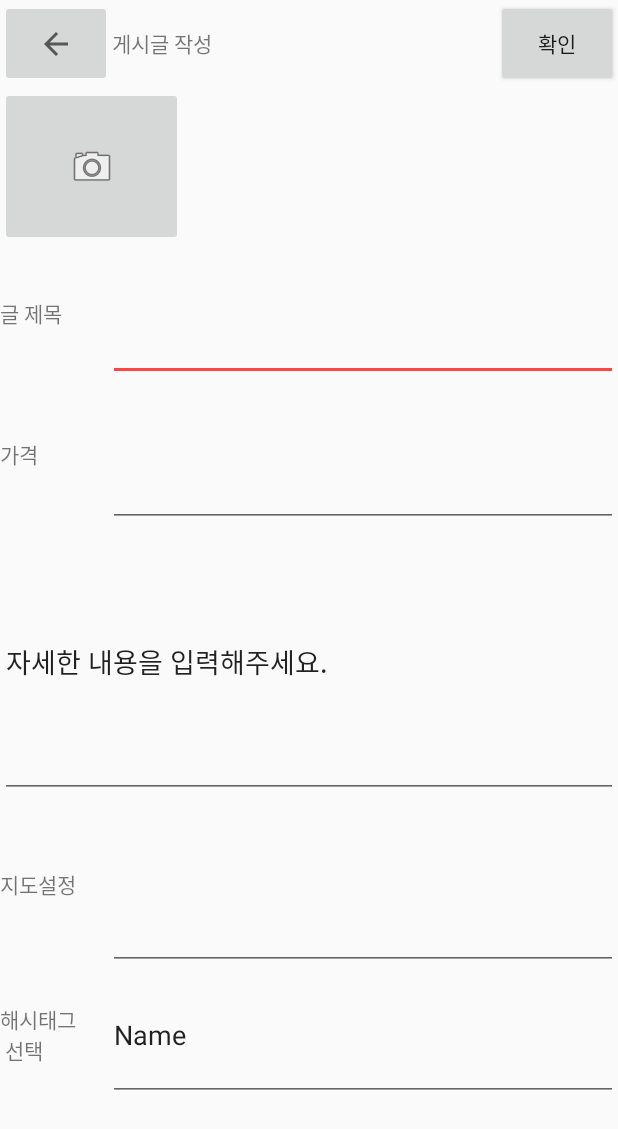
After one commit to Backseungchan/KNUSD-20202-Team5, an Android app: the layout activity_write.xml on its own in the app's theme, with its tools: preview values and no code run, on a phone screen of 412 x 824 dp. The commit adds this screen. Shown: the top 1129 px of the screen. Run offline under Robolectric (Android 15) with nearby library versions, the phone set to English and light mode, and no system bars.

Commit message:
ui merge
bulletin board ui
search ui
view ui
write ui

```diff
--- a/app/src/main/java/com/example/myfirstapp/MainActivity.java
+++ b/app/src/main/java/com/example/myfirstapp/MainActivity.java
@@ -23,8 +23,4 @@ public class MainActivity extends AppCompatActivity {
         startActivity(intent);
     }
 
-
-
-
-
 }
--- /dev/null
+++ b/app/src/main/res/layout/activity_write.xml
@@ -0,0 +1,190 @@
+<?xml version="1.0" encoding="utf-8"?>
+<android.support.constraint.ConstraintLayout xmlns:android="http://schemas.android.com/apk/res/android"
+    xmlns:app="http://schemas.android.com/apk/res-auto"
+    xmlns:tools="http://schemas.android.com/tools"
+    android:layout_width="match_parent"
+    android:layout_height="match_parent"
+    android:fontFamily="@font/kotra_bold"
+    android:gravity="center_vertical"
+    tools:context=".WriteActivity">
+
+    <LinearLayout
+        android:layout_width="match_parent"
+        android:layout_height="match_parent"
+        android:orientation="vertical"
+        tools:layout_editor_absoluteX="16dp"
+        tools:layout_editor_absoluteY="66dp">
+
+        <LinearLayout
+            android:layout_width="match_parent"
+            android:layout_height="58dp"
+            android:orientation="horizontal">
+
+            <ImageButton
+                android:id="@+id/imageButton6"
+                android:layout_width="17dp"
+                android:layout_height="match_parent"
+                android:layout_weight="1"
+                app:srcCompat="?attr/homeAsUpIndicator" />
+
+            <TextView
+                android:id="@+id/textView"
+                android:layout_width="198dp"
+                android:layout_height="match_parent"
+                android:layout_weight="1"
+                android:fontFamily="@font/kotra_bold"
+                android:gravity="center_vertical"
+                android:text="게시글 작성" />
+
+            <Button
+                android:id="@+id/button4"
+                android:layout_width="23dp"
+                android:layout_height="match_parent"
+                android:layout_weight="1"
+                android:text="확인" />
+        </LinearLayout>
+
+        <LinearLayout
+            android:layout_width="match_parent"
+            android:layout_height="676dp"
+            android:orientation="vertical">
+
+            <LinearLayout
+                android:layout_width="match_parent"
+                android:layout_height="164dp"
+                android:layout_weight="1"
+                android:orientation="horizontal">
+
+                <ImageButton
+                    android:id="@+id/imageButton7"
+                    android:layout_width="139dp"
+                    android:layout_height="match_parent"
+                    android:layout_weight="1"
+                    app:srcCompat="@android:drawable/ic_menu_camera" />
+
+                <TextView
+                    android:id="@+id/textView5"
+                    android:layout_width="308dp"
+                    android:layout_height="match_parent"
+                    android:layout_weight="1"
+                    android:text="" />
+
+            </LinearLayout>
+
+            <LinearLayout
+                android:layout_width="match_parent"
+                android:layout_height="148dp"
+                android:layout_weight="1"
+                android:orientation="horizontal">
+
+                <TextView
+                    android:id="@+id/textView2"
+                    android:layout_width="143dp"
+                    android:layout_height="match_parent"
+                    android:layout_weight="1"
+                    android:gravity="center_vertical"
+                    android:text="글 제목" />
+
+                <EditText
+                    android:id="@+id/editTextTextPersonName1"
+                    android:layout_width="411dp"
+                    android:layout_height="match_parent"
+                    android:layout_weight="1"
+                    android:ems="10"
+                    android:inputType="textPersonName"
+                    android:text="" />
+            </LinearLayout>
+
+            <LinearLayout
+                android:layout_width="match_parent"
+                android:layout_height="155dp"
+                android:layout_weight="1"
+                android:orientation="horizontal">
+
+                <TextView
+                    android:id="@+id/textView3"
+                    android:layout_width="143dp"
+                    android:layout_height="match_parent"
+                    android:layout_weight="1"
+                    android:gravity="center_vertical"
+                    android:text="가격" />
+
+                <EditText
+                    android:id="@+id/editTextTextPersonName2"
+                    android:layout_width="411dp"
+                    android:layout_height="match_parent"
+                    android:layout_weight="1"
+                    android:ems="10"
+                    android:inputType="textPersonName"
+                    android:text="" />
+            </LinearLayout>
+
+            <LinearLayout
+                android:layout_width="match_parent"
+                android:layout_height="239dp"
+                android:layout_weight="1"
+                android:orientation="horizontal">
+
+                <EditText
+                    android:id="@+id/editTextTextPersonName3"
+                    android:layout_width="411dp"
+                    android:layout_height="match_parent"
+                    android:layout_weight="1"
+                    android:ems="10"
+                    android:inputType="textPersonName"
+                    android:text="자세한 내용을 입력해주세요." />
+
+            </LinearLayout>
+
+            <LinearLayout
+                android:layout_width="match_parent"
+                android:layout_height="173dp"
+                android:layout_weight="1"
+                android:orientation="horizontal">
+
+                <TextView
+                    android:id="@+id/textView6"
+                    android:layout_width="143dp"
+                    android:layout_height="match_parent"
+                    android:layout_weight="1"
+                    android:gravity="center_vertical"
+                    android:text="지도설정" />
+
+                <EditText
+                    android:id="@+id/editTextTextPersonName4"
+                    android:layout_width="411dp"
+                    android:layout_height="match_parent"
+                    android:layout_weight="1"
+                    android:ems="10"
+                    android:inputType="textPersonName"
+                    android:text="" />
+            </LinearLayout>
+
+            <LinearLayout
+                android:layout_width="match_parent"
+                android:layout_height="87dp"
+                android:orientation="horizontal">
+
+                <TextView
+                    android:id="@+id/textView7"
+                    android:layout_width="143dp"
+                    android:layout_height="match_parent"
+                    android:layout_weight="1"
+                    android:gravity="center_vertical"
+                    android:text="해시태그\n 선택" />
+
+                <EditText
+                    android:id="@+id/editTextTextPersonName5"
+                    android:layout_width="411dp"
+                    android:layout_height="match_parent"
+                    android:layout_weight="1"
+                    android:ems="10"
+                    android:inputType="textPersonName"
+                    android:text="Name" />
+
+            </LinearLayout>
+        </LinearLayout>
+
+    </LinearLayout>
+
+</android.support.constraint.ConstraintLayout>
```
Also changed, not shown: app/src/main/java/com/example/myfirstapp/SearchActivity.java (added, +13 -0 lines), app/src/main/java/com/example/myfirstapp/ViewActivity.java (added, +16 -0 lines), app/src/main/java/com/example/myfirstapp/WriteActivity.java (added, +13 -0 lines), app/src/main/res/font/app_font.xml (added, +13 -0 lines), app/src/main/res/layout/activity_search.xml (added, +62 -0 lines), app/src/main/res/layout/activity_view.xml (added, +139 -0 lines), 10 other files.
